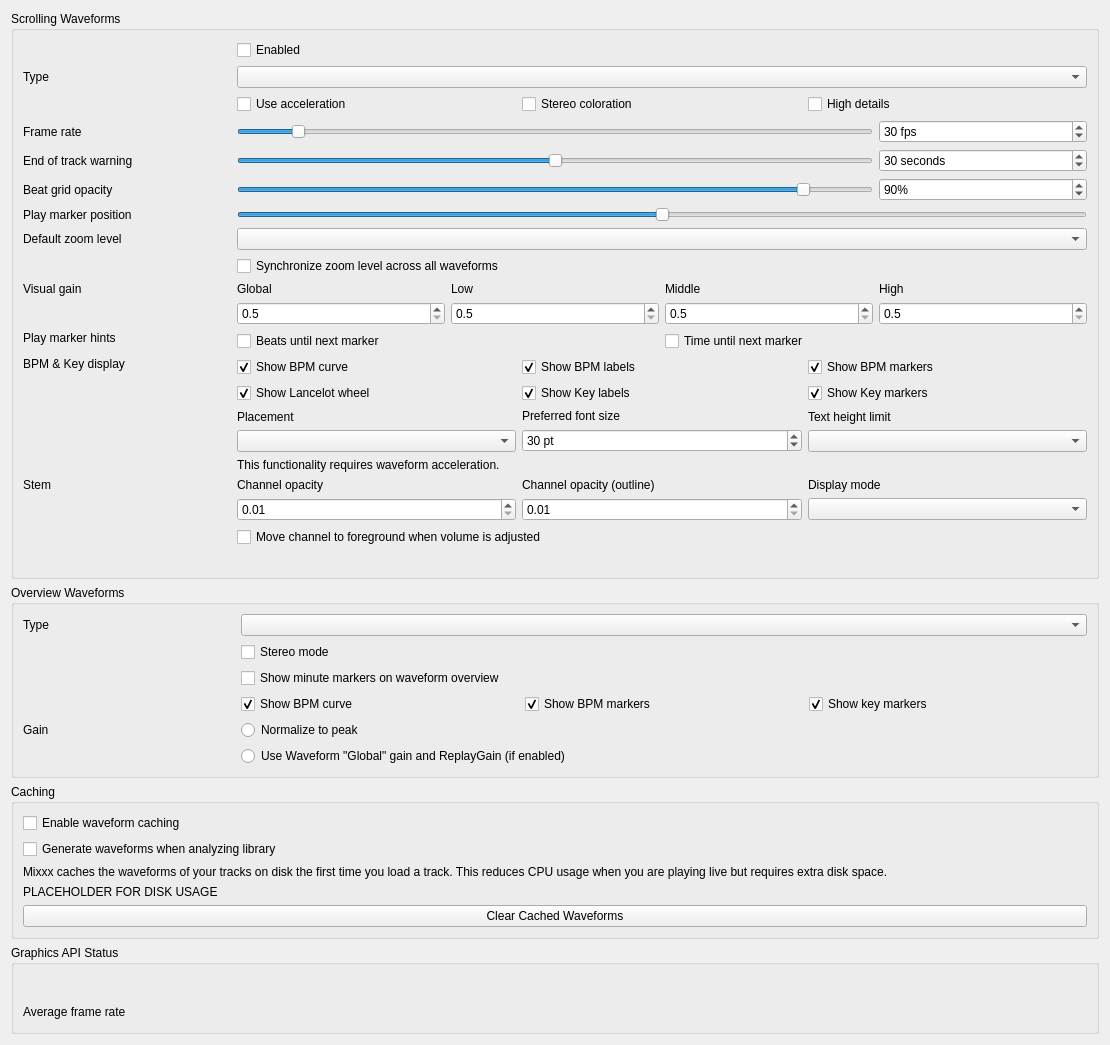
First picture: the form in src/preferences/dialog/dlgprefwaveformdlg.ui, repository Eve00000/mixxx, before the edit.
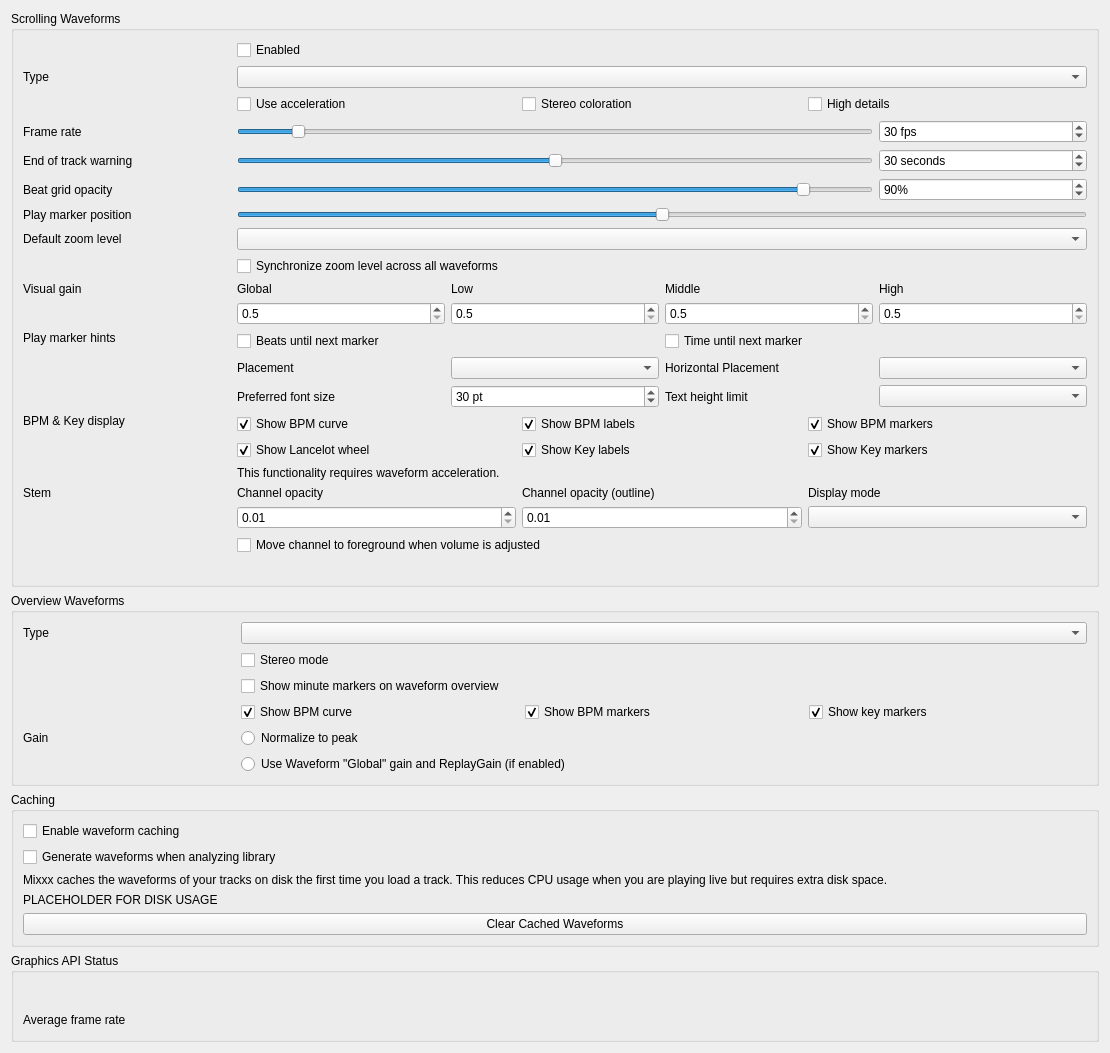
Second picture: the form after the edit.

Commit message: Add horizontal positioning of UntilMark in waveforms

What changed in the file:
```diff
--- a/src/preferences/dialog/dlgprefwaveformdlg.ui
+++ b/src/preferences/dialog/dlgprefwaveformdlg.ui
@@ -494,9 +494,99 @@
       </widget>
      </item>
 
+            <item row="12" column="1" colspan="4">
+              <layout class="QHBoxLayout" name="marker_option_layout">
+                <item>
+                  <widget class="QLabel" name="untilMarkAlignLabel">
+                    <property name="text">
+                      <string>Placement</string>
+                    </property>
+                    <property name="alignment">
+                      <set>Qt::AlignLeading|Qt::AlignLeft|Qt::AlignVCenter</set>
+                    </property>
+                    <property name="buddy">
+                      <cstring>untilMarkAlignComboBox</cstring>
+                    </property>
+                  </widget>
+                </item>
+                <item>
+                  <widget class="QComboBox" name="untilMarkAlignComboBox"/>
+                </item>
+                <item>
+                  <widget class="QLabel" name="untilMarkHorizAlignLabel">
+                    <property name="text">
+                      <string>Horizontal Placement</string>
+                    </property>
+                    <property name="alignment">
+                      <set>Qt::AlignLeading|Qt::AlignLeft|Qt::AlignVCenter</set>
+                    </property>
+                    <property name="buddy">
+                      <cstring>untilMarkHorizAlignComboBox</cstring>
+                    </property>
+                  </widget>
+                </item>
+                <item>
+                  <widget class="QComboBox" name="untilMarkHorizAlignComboBox"/>
+                </item>
+              </layout>
+            </item>
+
+            <item row="14" column="1" colspan="4">
+              <layout class="QHBoxLayout" name="marker_font_options_layout">
+                <item>
+                  <widget class="QLabel" name="untilMarkTextPointSizeLabel">
+                    <property name="text">
+                      <string>Preferred font size</string>
+                    </property>
+                    <property name="alignment">
+                      <set>Qt::AlignLeading|Qt::AlignLeft|Qt::AlignVCenter</set>
+                    </property>
+                    <property name="buddy">
+                      <cstring>untilMarkTextPointSizeSpinBox</cstring>
+                    </property>
+                  </widget>
+                </item>
+                <item>
+                  <widget class="QSpinBox" name="untilMarkTextPointSizeSpinBox">
+                    <property name="toolTip">
+                      <string/>
+                    </property>
+                    <property name="suffix">
+                      <string> pt</string>
+                    </property>
+                    <property name="minimum">
+                      <number>10</number>
+                    </property>
+                    <property name="maximum">
+                      <number>100</number>
+                    </property>
+                    <property name="value">
+                      <number>30</number>
+                    </property>
+                  </widget>
+                </item>
+                <item>
+                  <widget class="QLabel" name="untilMarkTextHeightLimitLabel">
+                    <property name="text">
+                      <string>Text height limit</string>
+                    </property>
+                    <property name="alignment">
+                      <set>Qt::AlignLeading|Qt::AlignLeft|Qt::AlignVCenter</set>
+                    </property>
+                    <property name="buddy">
+                      <cstring>untilMarkTextHeightLimitComboBox</cstring>
+                    </property>
+                  </widget>
+                </item>
+                <item>
+                  <widget class="QComboBox" name="untilMarkTextHeightLimitComboBox"/>
+                </item>
+              </layout>
+            </item>
+
 <!-- BPM & Key Curve, Markers, Labels & Lancelot Wheel -->
 
-     <item row="12" column="0">
+            <item row="15" column="0">
       <widget class="QLabel" name="bpmKeyDisplayLabel">
        <property name="text">
         <string>BPM &amp; Key display</string>
@@ -507,7 +597,7 @@
       </widget>
      </item>
 
-     <item row="12" column="1" colspan="4">
+            <item row="15" column="1" colspan="4">
       <layout class="QGridLayout" name="bpmKeyDisplayLayout">
        <item row="0" column="0">
         <widget class="QCheckBox" name="showBpmCurveCheckBox">
@@ -590,91 +680,7 @@
       </layout>
      </item>
 
-     <item row="13" column="1" colspan="4">
-      <layout class="QHBoxLayout" name="marker_option_layout">
-       <item>
-        <layout class="QVBoxLayout" name="marker_options_placement_layout">
-         <item>
-          <widget class="QLabel" name="untilMarkAlignLabel">
-           <property name="text">
-            <string>Placement</string>
-           </property>
-           <property name="alignment">
-            <set>Qt::AlignLeading|Qt::AlignLeft|Qt::AlignVCenter</set>
-           </property>
-           <property name="buddy">
-            <cstring>untilMarkAlignComboBox</cstring>
-           </property>
-          </widget>
-         </item>
-         <item>
-          <widget class="QComboBox" name="untilMarkAlignComboBox"/>
-         </item>
-        </layout>
-       </item>
-
-       <item>
-        <layout class="QVBoxLayout" name="marker_options_font_layout">
-         <item>
-          <widget class="QLabel" name="untilMarkTextPointSizeLabel">
-           <property name="text">
-            <string>Preferred font size</string>
-           </property>
-           <property name="alignment">
-            <set>Qt::AlignLeading|Qt::AlignLeft|Qt::AlignVCenter</set>
-           </property>
-           <property name="buddy">
-            <cstring>untilMarkTextPointSizeSpinBox</cstring>
-           </property>
-          </widget>
-         </item>
-         <item>
-          <widget class="QSpinBox" name="untilMarkTextPointSizeSpinBox">
-           <property name="toolTip">
-            <string/>
-           </property>
-           <property name="suffix">
-            <string> pt</string>
-           </property>
-           <property name="minimum">
-            <number>10</number>
-           </property>
-           <property name="maximum">
-            <number>100</number>
-           </property>
-           <property name="value">
-            <number>30</number>
-           </property>
-          </widget>
-         </item>
-        </layout>
-       </item>
-
-       <item>
-        <layout class="QVBoxLayout" name="marker_options_textheight_layout">
-         <item>
-          <widget class="QLabel" name="untilMarkTextHeightLimitLabel">
-           <property name="text">
-            <string>Text height limit</string>
-           </property>
-           <property name="alignment">
-            <set>Qt::AlignLeading|Qt::AlignLeft|Qt::AlignVCenter</set>
-           </property>
-           <property name="buddy">
-            <cstring>untilMarkTextHeightLimitComboBox</cstring>
-           </property>
-          </widget>
-         </item>
-         <item>
-          <widget class="QComboBox" name="untilMarkTextHeightLimitComboBox"/>
-         </item>
-        </layout>
-       </item>
-
-      </layout><!-- marker_option_layout -->
-     </item>
-
-     <item row="14" column="1" colspan="4">
+            <item row="17" column="1" colspan="4">
       <widget class="QLabel" name="requiresGLSLLabel">
        <property name="text">
         <string>This functionality requires waveform acceleration.</string>
@@ -685,7 +691,7 @@
       </widget>
      </item>
 
-     <item row="15" column="0">
+            <item row="18" column="0">
       <widget class="QLabel" name="stemOpacityLabel">
        <property name="text">
         <string>Stem</string>
@@ -698,7 +704,7 @@
        </property>
       </widget>
      </item>
-     <item row="15" column="1" colspan="4">
+            <item row="18" column="1" colspan="4">
       <layout class="QGridLayout" name="stemOpacityGridLayout">
        <item row="0" column="0">
         <widget class="QLabel" name="stemOpacityMainLabel">
@@ -795,7 +801,7 @@
       </layout>
      </item>
 
-     <item row="16" column="1" colspan="4">
+            <item row="19" column="1" colspan="4">
       <widget class="QLabel" name="requiresGLSLLabel2">
        <property name="alignment">
         <set>Qt::AlignLeading|Qt::AlignLeft|Qt::AlignVCenter</set>
```
Left out of the diff: 25 changed lines with no effect on the pictures. Lines whose indentation alone changed are shown as unchanged. The commit also changes 6 other files.
